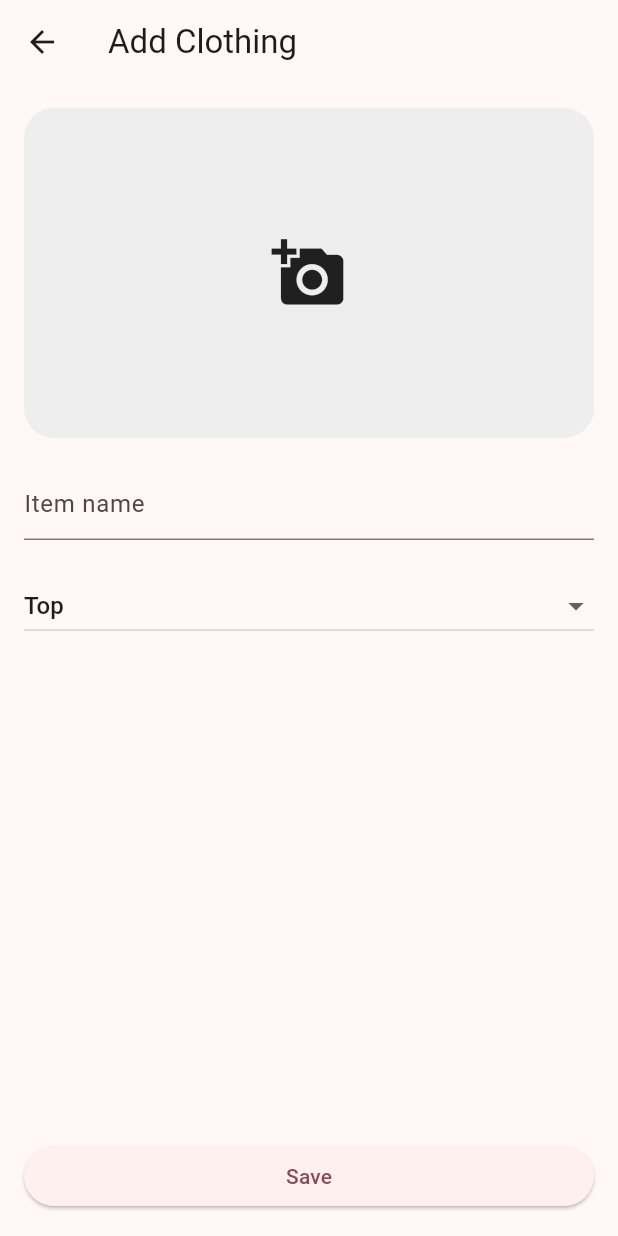
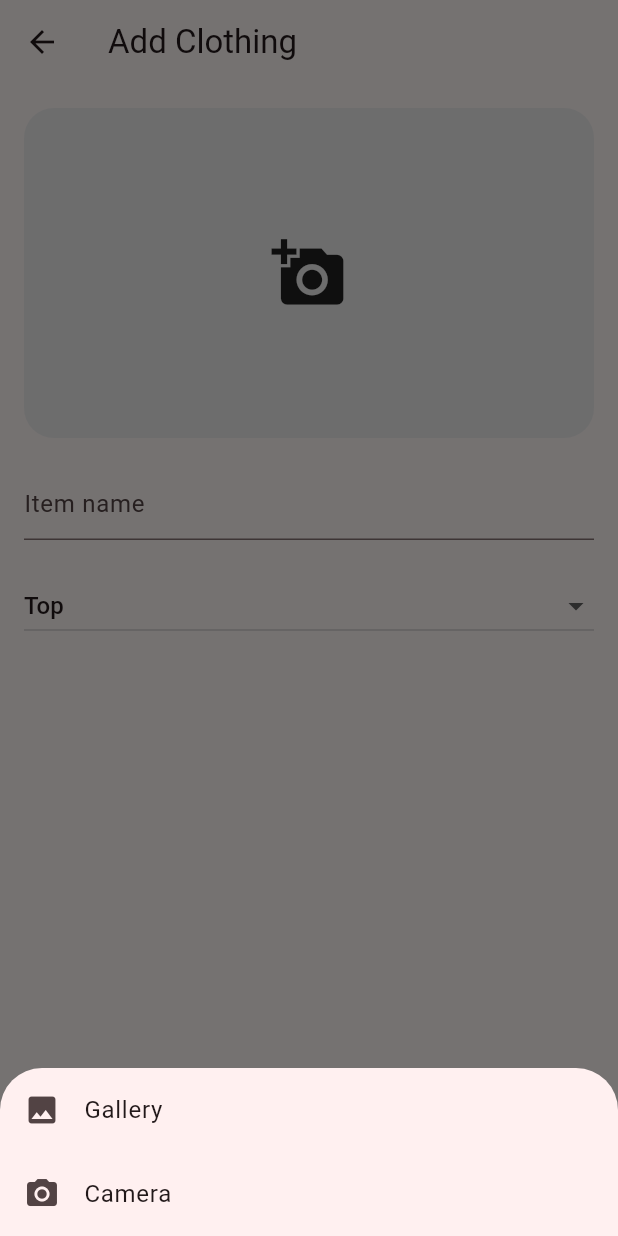
Before and after one commit to sedanuryavuz/veloura_ai, a Flutter app: the AddClothingPage screen opened directly, after a tap on the "add a photo" icon, on a phone screen of 412 x 824 dp. Run offline on Flutter 3.47's test engine with Material 3 defaults, Android fonts, the phone set to English and light mode, and no system bars; our stand-ins replace flutter_dotenv, google_generative_ai, hive, hive_flutter, image_picker; accounts and stored records are empty.

Commit message:
Refactored image handling in wardrobe feature, introducing ImageService and ImageSourceSheet for improved image selection and management

```diff
--- a/lib/features/wardrobe/controllers/wardrobe_controller.dart
+++ b/lib/features/wardrobe/controllers/wardrobe_controller.dart
@@ -63,4 +63,5 @@ void changeCategory(String category) {
   selectedCategory = category;
   notifyListeners();
 }
+
 }
--- a/lib/features/wardrobe/pages/add_clothing_page.dart
+++ b/lib/features/wardrobe/pages/add_clothing_page.dart
@@ -2,11 +2,12 @@ import 'dart:io';
 
 import 'package:flutter/material.dart';
 import 'package:image_picker/image_picker.dart';
-import 'package:path_provider/path_provider.dart';
 import 'package:provider/provider.dart';
 
 import '../controllers/wardrobe_controller.dart';
 import '../models/clothing_item_model.dart';
+import '../services/image_service.dart';
+import '../widgets/image_source_sheet.dart';
 
 class AddClothingPage extends StatefulWidget {
   const AddClothingPage({super.key});
@@ -22,25 +23,7 @@ class _AddClothingPageState extends State<AddClothingPage> {
 
   String selectedCategory = 'top';
 
-  Future<void> pickImage() async {
-    final picker = ImagePicker();
-
-    final image = await picker.pickImage(source: ImageSource.gallery);
-
-    if (image != null) {
-      final appDir = await getApplicationDocumentsDirectory();
-
-      final fileName = DateTime.now().millisecondsSinceEpoch.toString();
-
-      final savedImage = await File(
-        image.path,
-      ).copy('${appDir.path}/$fileName.jpg');
-
-      setState(() {
-        selectedImage = savedImage;
-      });
-    }
-  }
+  final ImageService _imageService = ImageService();
 
   void saveItem() {
     if (selectedImage == null || nameController.text.trim().isEmpty) {
@@ -49,8 +32,11 @@ class _AddClothingPageState extends State<AddClothingPage> {
 
     final item = ClothingItemModel(
       id: DateTime.now().toString(),
+
       imagePath: selectedImage!.path,
+
       name: nameController.text,
+
       category: selectedCategory.toLowerCase(),
     );
 
@@ -63,23 +49,39 @@ class _AddClothingPageState extends State<AddClothingPage> {
   Widget build(BuildContext context) {
     return Scaffold(
       appBar: AppBar(title: const Text('Add Clothing')),
+
       body: Padding(
         padding: const EdgeInsets.all(16),
+
         child: Column(
           children: [
             GestureDetector(
-              onTap: pickImage,
+              onTap: () {
+                ImageSourceSheet.show(
+                  context: context,
+                  onImagePicked: (image) {
+                    setState(() {
+                      selectedImage = image;
+                    });
+                  },
+                );
+              },
+
               child: Container(
                 height: 220,
                 width: double.infinity,
+
                 decoration: BoxDecoration(
                   color: Colors.grey.shade200,
+
                   borderRadius: BorderRadius.circular(20),
                 ),
+
                 child: selectedImage == null
                     ? const Icon(Icons.add_a_photo, size: 50)
                     : ClipRRect(
                         borderRadius: BorderRadius.circular(20),
+
                         child: Image.file(selectedImage!, fit: BoxFit.cover),
                       ),
               ),
@@ -89,6 +91,7 @@ class _AddClothingPageState extends State<AddClothingPage> {
 
             TextField(
               controller: nameController,
+
               decoration: const InputDecoration(hintText: 'Item name'),
             ),
 
@@ -96,16 +99,22 @@ class _AddClothingPageState extends State<AddClothingPage> {
 
             DropdownButton<String>(
               value: selectedCategory,
+
               isExpanded: true,
+
               items: const [
                 DropdownMenuItem(value: 'top', child: Text('Top')),
+
                 DropdownMenuItem(value: 'bottom', child: Text('Bottom')),
+
                 DropdownMenuItem(value: 'shoes', child: Text('Shoes')),
+
                 DropdownMenuItem(
                   value: 'accessories',
                   child: Text('Accessories'),
                 ),
               ],
+
               onChanged: (value) {
                 setState(() {
                   selectedCategory = value!;
@@ -117,8 +126,10 @@ class _AddClothingPageState extends State<AddClothingPage> {
 
             SizedBox(
               width: double.infinity,
+
               child: ElevatedButton(
                 onPressed: saveItem,
+
                 child: const Text('Save'),
               ),
             ),
--- /dev/null
+++ b/lib/features/wardrobe/widgets/image_source_sheet.dart
@@ -0,0 +1,62 @@
+import 'dart:io';
+
+import 'package:flutter/material.dart';
+import 'package:image_picker/image_picker.dart';
+
+import '../services/image_service.dart';
+
+class ImageSourceSheet {
+  static final ImageService _imageService =
+      ImageService();
+
+  static Future<void> show({
+    required BuildContext context,
+    required Function(File image) onImagePicked,
+  }) {
+    return showModalBottomSheet(
+      context: context,
+      builder: (_) {
+        return SafeArea(
+          child: Wrap(
+            children: [
+
+              ListTile(
+                leading: const Icon(Icons.photo),
+                title: const Text('Gallery'),
+                onTap: () async {
+                  Navigator.pop(context);
+
+                  final image =
+                      await _imageService.pickImage(
+                    ImageSource.gallery,
+                  );
+
+                  if (image != null) {
+                    onImagePicked(image);
+                  }
+                },
+              ),
+
+              ListTile(
+                leading: const Icon(Icons.camera_alt),
+                title: const Text('Camera'),
+                onTap: () async {
+                  Navigator.pop(context);
+
+                  final image =
+                      await _imageService.pickImage(
+                    ImageSource.camera,
+                  );
+
+                  if (image != null) {
+                    onImagePicked(image);
+                  }
+                },
+              ),
+            ],
+          ),
+        );
+      },
+    );
+  }
+}
```
Also changed, not shown: lib/features/wardrobe/pages/edit_clothing_page.dart (+47 -4 lines), lib/features/wardrobe/services/image_service.dart (added, +35 -0 lines).
